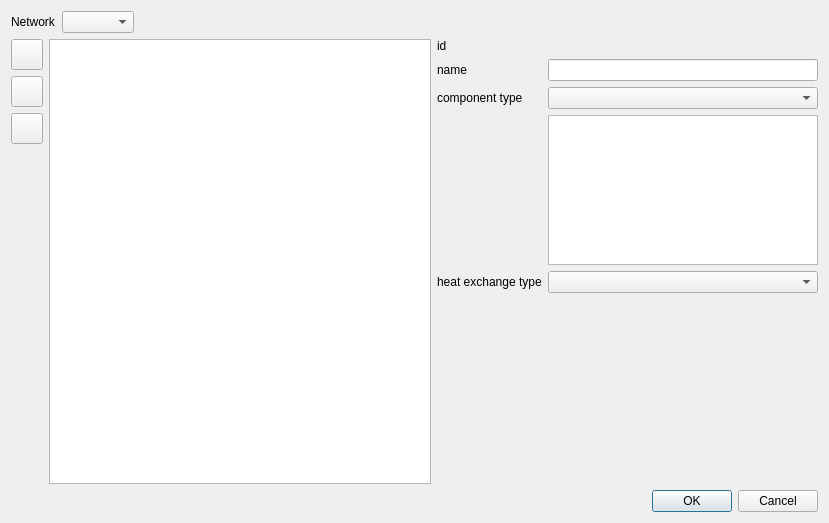
This is SIM-VICUS/src/SVDialogHydraulicComponents.ui in ghorwin/SIM-VICUS as Qt 5 draws it before an edit. The edited form follows.
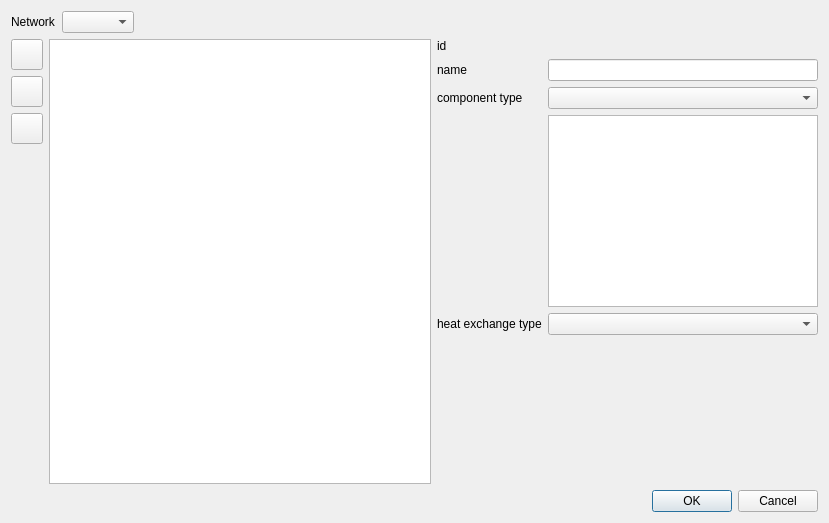
This is the edited form. Icons and pictures are not drawn.

Patch:
```diff
--- a/SIM-VICUS/src/SVDialogHydraulicComponents.ui
+++ b/SIM-VICUS/src/SVDialogHydraulicComponents.ui
@@ -164,7 +164,7 @@
            <property name="maximumSize">
             <size>
              <width>16777215</width>
-             <height>150</height>
+             <height>16777215</height>
             </size>
            </property>
            <property name="horizontalScrollBarPolicy">
```
